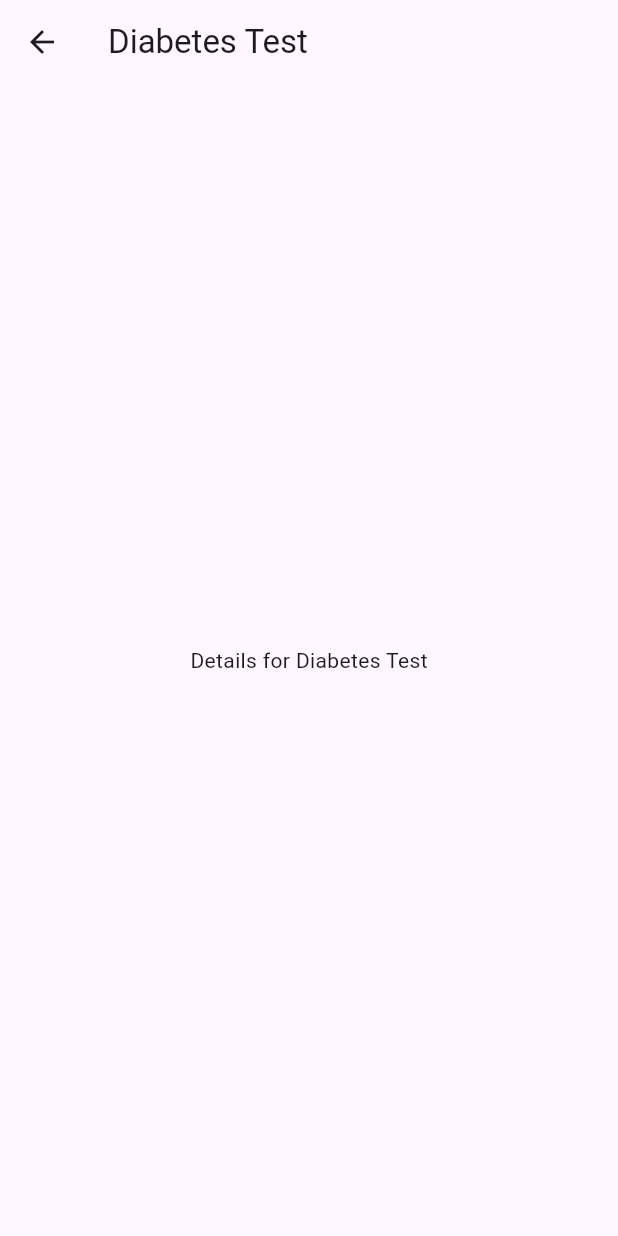
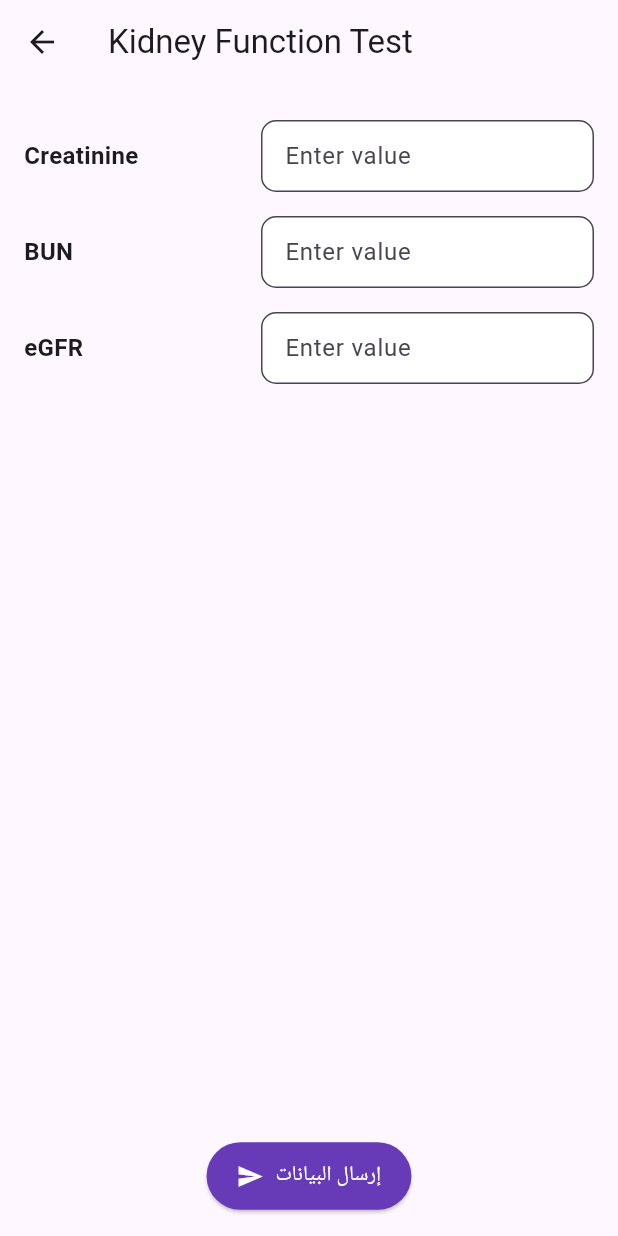
Before and after one commit to beroberoro/project, a Flutter app: the screen it shows after launch, after a tap on "Kidney Function Test", on a phone screen of 412 x 824 dp. Run offline on Flutter 3.47's test engine with Material 3 defaults, Android fonts, the phone set to English and light mode, and no system bars.

Commit message:
Second version from the project.

```diff
--- a/lib/main.dart
+++ b/lib/main.dart
@@ -16,7 +16,7 @@ class MyApp extends StatelessWidget {
         child: Scaffold(
           appBar: AppBar(
             elevation: 0,
-            backgroundColor: const Color(0xFF7B61FF).withOpacity(0.3), // جعل الشفافية أعلى قليلاً
+            backgroundColor: const Color(0xFF7B61FF).withOpacity(0.3),
             centerTitle: true,
             title: const Text(
               "X-Ray Viewer",
@@ -37,45 +37,33 @@ class MyApp extends StatelessWidget {
             ),
           ),
           body: Container(
-            // ✅ إضافة تدرج لوني من اللون الأزرق إلى الأبيض
             decoration: BoxDecoration(
               gradient: LinearGradient(
-                begin: Alignment.topCenter, // من الأعلى
-                end: Alignment.bottomCenter, // إلى الأسفل
+                begin: Alignment.topCenter,
+                end: Alignment.bottomCenter,
                 colors: [
-                  const Color(0xFF6A5ACD).withOpacity(0.6), // اللون الأزرق الفاتح مع بعض الشفافية
-                  Colors.white.withOpacity(0.9), // التدرج إلى اللون الأبيض مع الشفافية
+                  const Color(0xFF6A5ACD).withOpacity(0.6),
+                  Colors.white.withOpacity(0.9),
                 ],
               ),
             ),
             child: Padding(
-              padding: const EdgeInsets.all(10), // إضافة padding لعزل الحاويات
+              padding: const EdgeInsets.all(10),
               child: TabBarView(
                 children: [
-                  // ✅ Medical Tests
                   GridView.count(
                     crossAxisCount: 2,
                     crossAxisSpacing: 10,
                     mainAxisSpacing: 10,
                     children: [
-                      buildCategoryCard(Icons.bloodtype, "Complete Blood Count (CBC)", Colors.red, context, MedicalTestPage(title: "Blood Test")),
-                      buildCategoryCard(Icons.water_drop, "Glucose Test", Colors.white, context, MedicalTestPage(title: "Diabetes Test")),
-                      buildCategoryCard(Icons.pregnant_woman, "Pregnancy Test", Colors.pinkAccent, context, MedicalTestPage(title: "DNA Test")),
-                      buildCategoryCard(Icons.vaccines, "Drug Test", Colors.white, context, MedicalTestPage(title: "Diabetes Test")),
-                      buildCategoryCard(Icons.water_drop, "Urinalysis", Colors.yellowAccent , context, MedicalTestPage(title: "Diabetes Test")),
-                      buildCategoryCard(Icons.water_drop, "Kidney Function Test", Color(0xFFFCE77D), context, MedicalTestPage(title: "Diabetes Test")),
-                      buildCategoryCard(Icons.coronavirus , "Urine Culture", Color(0xFFFCE77D), context, MedicalTestPage(title: "Diabetes Test")),
-                      buildCategoryCard(Icons.male , "Testosterone Test", Colors.blue , context, MedicalTestPage(title: "Diabetes Test")),
-                      buildCategoryCard(Icons.female , "Estrogen Test", Colors.pinkAccent , context, MedicalTestPage(title: "Diabetes Test")),
-                      buildCategoryCard(Icons.emoji_objects, "Cortisol Test", Colors.deepOrange , context, MedicalTestPage(title: "Diabetes Test")),
-                      buildCategoryCard(Icons.coronavirus, "COVID-19 Test", Colors.redAccent , context, MedicalTestPage(title: "Diabetes Test")),
-                      buildCategoryCard(Icons.coronavirus, "HIV Test", Colors.deepPurple , context, MedicalTestPage(title: "Diabetes Test")),
-                      buildCategoryCard(Icons.vaccines, "Hepatitis Test", Colors.greenAccent , context, MedicalTestPage(title: "Diabetes Test")),
-                      buildCategoryCard(Icons.sick, "Tuberculosis (TB) Test", Colors.brown , context, MedicalTestPage(title: "Diabetes Test")),
-                      buildCategoryCard(Icons.monitor_heart, "Cholesterol Test", Colors.orange, context, MedicalTestPage(title: "Diabetes Test")),
+                      buildCategoryCard(Icons.bloodtype, "Complete Blood Count (CBC)", Colors.red, context, MedicalTestPage(title: "(CBC)")),
+                      buildCategoryCard(Icons.water_drop, "Glucose Test", Colors.white, context, MedicalTestPage(title: "Glucose Test")),
+                      buildCategoryCard(Icons.pregnant_woman, "Pregnancy Test", Colors.pinkAccent, context, MedicalTestPage(title: "Pregnancy Test")),
+                      buildCategoryCard(Icons.vaccines, "Drug Test", Colors.white, context, MedicalTestPage(title: "Drug Test")),
+                      buildCategoryCard(Icons.water_drop, "Urinalysis", Colors.yellowAccent , context, MedicalTestPage(title: "Urinalysis")),
+                      buildCategoryCard(Icons.water_drop, "Kidney Function Test", Color(0xFFFCE77D), context, MedicalTestPage(title: "Kidney Function Test")),
                     ],
                   ),
-                  // ✅ X-Ray Scans
                   GridView.count(
                     crossAxisCount: 2,
                     crossAxisSpacing: 10,
@@ -85,21 +73,6 @@ class MyApp extends StatelessWidget {
                       buildCategoryCard(Icons.radio, "Therapeutic X-Ray", Colors.red, context, XRayPage(title: "Therapeutic X-Ray")),
                       buildCategoryCard(Icons.public, "Environmental X-Ray", Colors.green, context, XRayPage(title: "Environmental X-Ray")),
                       buildCategoryCard(Icons.camera, "Fluoroscopy X-Ray", Colors.yellow, context, XRayPage(title: "Fluoroscopy X-Ray")),
-                      buildCategoryCard(Icons.local_hospital, "Mammography X-Ray", Colors.pink, context, XRayPage(title: "Mammography X-Ray")),
-                      buildCategoryCard(Icons.local_hospital, "Angiography X-Ray", Colors.orange, context, XRayPage(title: "Angiography X-Ray")),
-                      buildCategoryCard(Icons.camera_alt, "Tomography X-Ray (CT Scan)", Colors.cyan, context, XRayPage(title: "Tomography X-Ray (CT Scan)")),
-                      buildCategoryCard(Icons.access_alarm, "Digital X-Ray", Colors.teal, context, XRayPage(title: "Digital X-Ray")),
-                      buildCategoryCard(Icons.ac_unit, "Radiology X-Ray", Colors.indigo, context, XRayPage(title: "Radiology X-Ray")),
-                      buildCategoryCard(Icons.airline_seat_individual_suite, "Orthopedic X-Ray", Colors.lime, context, XRayPage(title: "Orthopedic X-Ray")),
-                      buildCategoryCard(Icons.airplanemode_active, "Chest CT X-Ray", Colors.brown, context, XRayPage(title: "Chest CT X-Ray")),
-                      buildCategoryCard(Icons.all_inbox, "Full Body X-Ray", Colors.deepPurple, context, XRayPage(title: "Full Body X-Ray")),
-                      buildCategoryCard(Icons.alarm, "Abdominal X-Ray", Colors.amber, context, XRayPage(title: "Abdominal X-Ray")),
-                      buildCategoryCard(Icons.animation, "Pelvic X-Ray", Colors.deepOrange, context, XRayPage(title: "Pelvic X-Ray")),
-                      buildCategoryCard(Icons.apps, "Skull X-Ray", Colors.greenAccent, context, XRayPage(title: "Skull X-Ray")),
-                      buildCategoryCard(Icons.backspace, "Spine X-Ray", Colors.lightGreen, context, XRayPage(title: "Spine X-Ray")),
-                      buildCategoryCard(Icons.battery_alert, "Leg X-Ray", Colors.lightBlue, context, XRayPage(title: "Leg X-Ray")),
-                      buildCategoryCard(Icons.beenhere, "Hand X-Ray", Colors.indigoAccent, context, XRayPage(title: "Hand X-Ray")),
-                      buildCategoryCard(Icons.cabin, "Foot X-Ray", Colors.pinkAccent, context, XRayPage(title: "Foot X-Ray")),
                     ],
                   ),
                 ],
@@ -111,13 +84,11 @@ class MyApp extends StatelessWidget {
     );
   }
 
-  // ✅ دالة بناء حاوية مع الأيقونة والنص واللون
   Widget buildCategoryCard(IconData icon, String title, Color color, BuildContext context, Widget page) {
     return Builder(
       builder: (BuildContext innerContext) {
         return GestureDetector(
           onTap: () {
-            // ✅ عند الضغط، الانتقال إلى الصفحة الجديدة باستخدام السياق الصحيح
             Navigator.push(
               innerContext,
               MaterialPageRoute(builder: (context) => page),
@@ -158,23 +129,158 @@ class MyApp extends StatelessWidget {
   }
 }
 
-class MedicalTestPage extends StatelessWidget {
+class MedicalTestPage extends StatefulWidget {
   final String title;
+  const MedicalTestPage({Key? key, required this.title}) : super(key: key);
 
-  const MedicalTestPage({Key? key, required this.title}) : super(key: key);
+  @override
+  _MedicalTestPageState createState() => _MedicalTestPageState();
+}
+
+class _MedicalTestPageState extends State<MedicalTestPage> {
+  late List<String> fields;
+  final Map<String, TextEditingController> controllers = {};
+
+  @override
+  void initState() {
+    super.initState();
+    switch (widget.title) {
+      case "(CBC)":
+        fields = ["Hemoglobin", "WBC", "RBC", "Platelets"];
+        break;
+      case "Glucose Test":
+        fields = ["Fasting Glucose", "Postprandial Glucose"];
+        break;
+      case "Pregnancy Test":
+        fields = ["hCG Level"];
+        break;
+      case "Kidney Function Test":
+        fields = ["Creatinine", "BUN", "eGFR"];
+        break;
+      default:
+        fields = ["Value 1", "Value 2"];
+    }
+    for (var field in fields) {
+      controllers[field] = TextEditingController();
+    }
+  }
+
+  @override
+  void dispose() {
+    for (var controller in controllers.values) {
+      controller.dispose();
+    }
+    super.dispose();
+  }
+
+  Future<void> _sendDataToBackend() async {
+    Map<String, dynamic> data = {
+      "testType": widget.title,
+      "values": {
+        for (var field in fields) field: controllers[field]!.text,
+      }
+    };
+
+    Navigator.push(
+      context,
+      MaterialPageRoute(
+        builder: (context) => ResultsPage(data: data),
+      ),
+    );
+  }
 
   @override
   Widget build(BuildContext context) {
     return Scaffold(
-      appBar: AppBar(title: Text(title)),
-      body: Center(child: Text("Details for $title")),
+      appBar: AppBar(title: Text(widget.title)),
+      body: Padding(
+        padding: const EdgeInsets.all(16.0),
+        child: Column(
+          children: [
+            Expanded(
+              child: ListView.builder(
+                itemCount: fields.length,
+                itemBuilder: (context, index) {
+                  final field = fields[index];
+                  return Padding(
+                    padding: const EdgeInsets.symmetric(vertical: 8),
+                    child: Row(
+                      children: [
+                        Expanded(
+                          flex: 2,
+                          child: Text(field, style: const TextStyle(fontSize: 16, fontWeight: FontWeight.w600)),
+                        ),
+                        const SizedBox(width: 10),
+                        Expanded(
+                          flex: 3,
+                          child: TextField(
+                            controller: controllers[field],
+                            keyboardType: TextInputType.number,
+                            decoration: InputDecoration(
+                              hintText: "Enter value",
+                              filled: true,
+                              fillColor: Colors.white,
+                              border: OutlineInputBorder(borderRadius: BorderRadius.circular(10)),
+                              contentPadding: const EdgeInsets.symmetric(horizontal: 12, vertical: 10),
+                            ),
+                          ),
+                        ),
+                      ],
+                    ),
+                  );
+                },
+              ),
+            ),
+            ElevatedButton.icon(
+              onPressed: _sendDataToBackend,
+              icon: const Icon(Icons.send),
+              label: const Text("إرسال البيانات"),
+              style: ElevatedButton.styleFrom(
+                backgroundColor: Colors.deepPurple,
+                foregroundColor: Colors.white,
+                padding: const EdgeInsets.symmetric(horizontal: 20, vertical: 12),
+              ),
+            ),
+          ],
+        ),
+      ),
+    );
+  }
+}
+
+class ResultsPage extends StatelessWidget {
+  final Map<String, dynamic> data;
+  const ResultsPage({Key? key, required this.data}) : super(key: key);
+
+  @override
+  Widget build(BuildContext context) {
+    return Scaffold(
+      appBar: AppBar(title: const Text("نتائج الاختبار")),
+      body: Padding(
+        padding: const EdgeInsets.all(16.0),
+        child: Column(
+          crossAxisAlignment: CrossAxisAlignment.start,
+          children: [
+            Text(
+              "اختبار: ${data['testType']}",
+              style: const TextStyle(fontSize: 18, fontWeight: FontWeight.bold),
+            ),
+            const SizedBox(height: 20),
+            ...data['values'].entries.map((entry) {
+              return Padding(
+                padding: const EdgeInsets.symmetric(vertical: 8),
+                child: Text("${entry.key}: ${entry.value}"),
+              );
+            }).toList(),
+          ],
+        ),
+      ),
     );
   }
 }
 
 class XRayPage extends StatelessWidget {
   final String title;
-
   const XRayPage({Key? key, required this.title}) : super(key: key);
 
   @override
```
